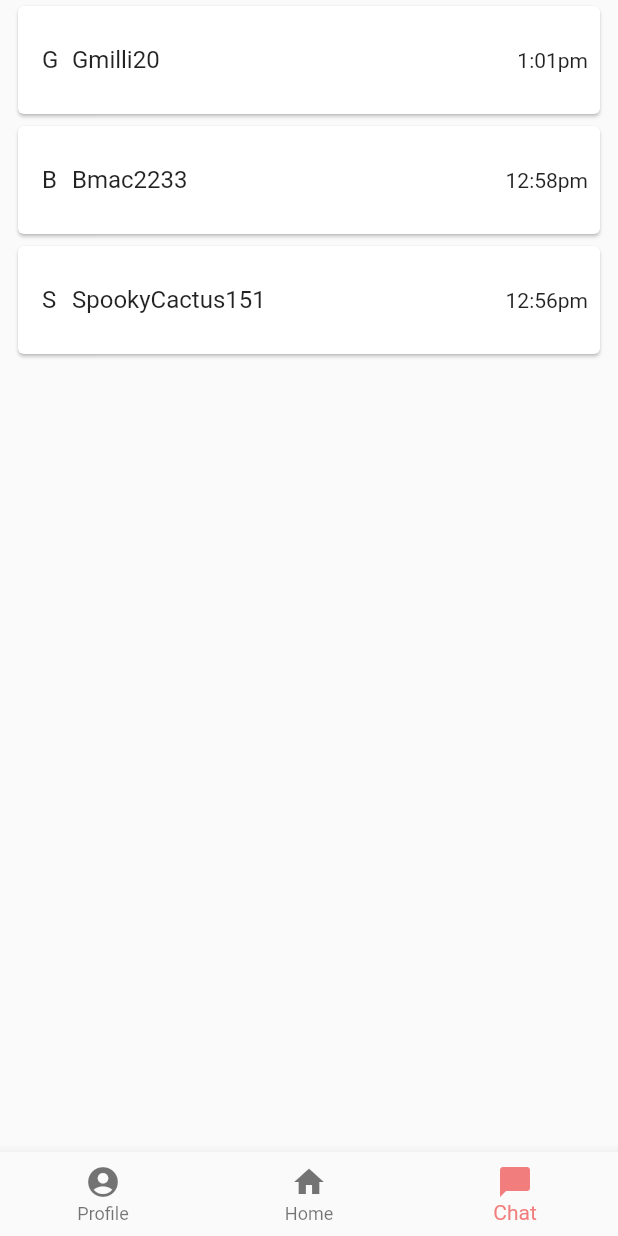
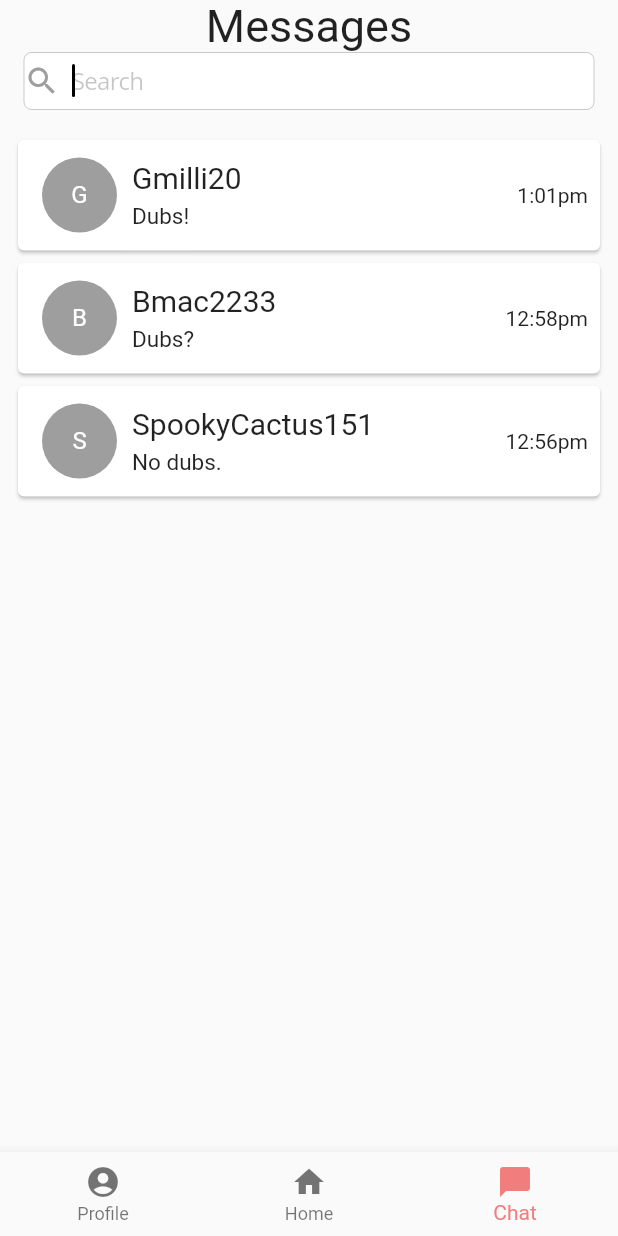
Before and after one commit to gmurr20/dubs_app, a Flutter app: the MainPageNavigationController screen opened directly with empty values, item 3 of the bottom bar chosen, on a phone screen of 412 x 824 dp. Run offline on Flutter 3.47's test engine with Material 2 defaults, Android fonts, the phone set to English and light mode, and no system bars; our stand-ins replace bloc, cloud_firestore, equatable, firebase_auth, flutter_bloc, flutter_svg and 3 more; missing offline and left inert: adobe_xd; accounts and stored records are empty; Roboto replaces fonts that are missing (Open Sans).

Commit message:
basic display of chat

```diff
--- a/lib/screen/chat/chat_page.dart
+++ b/lib/screen/chat/chat_page.dart
@@ -1,4 +1,5 @@
 import 'package:dubs_app/DesignSystem/dimensions.dart';
+import 'package:dubs_app/DesignSystem/texts.dart';
 import 'package:dubs_app/logger/log_printer.dart';
 import 'package:dubs_app/model/chat_search_result.dart';
 import 'package:dubs_app/model/user.dart';
@@ -24,6 +25,8 @@ class ChatPage extends StatefulWidget {
 class _ChatPageState extends State<ChatPage> {
   Logger _logger = getLogger("ChatPage");
 
+  TextEditingController _searchController = TextEditingController();
+
   User get _currentUser => widget.input.user;
 
   @override
@@ -41,6 +44,8 @@ class _ChatPageState extends State<ChatPage> {
     return false;
   }
 
+  void _search(String searchStr) {}
+
   @override
   Widget build(BuildContext context) {
     List<ChatSearchResult> chats = List<ChatSearchResult>();
@@ -49,6 +54,36 @@ class _ChatPageState extends State<ChatPage> {
     chats.add(
         ChatSearchResult("S", "SpookyCactus151", "No dubs.", "12:56pm", ""));
     return Column(children: [
+      Container(
+        alignment: Alignment.center,
+        child: Text(
+          "Messages",
+          style: TextStyle(fontSize: 30),
+        ),
+      ),
+      Container(
+        alignment: Alignment.topLeft,
+        padding: spacer.top.none + spacer.bottom.xs,
+        margin: spacer.left.xs + spacer.right.xs,
+        child: CupertinoTextField(
+            prefix: Icon(
+              Icons.search,
+              color: Colors.grey[500],
+            ),
+            prefixMode: OverlayVisibilityMode.always,
+            obscureText: false,
+            enableInteractiveSelection: true,
+            style: darkprimaryPRegular,
+            cursorColor: Colors.black,
+            placeholder: 'Search',
+            onSubmitted: _search,
+            autocorrect: true,
+            autofocus: true,
+            showCursor: true,
+            enableSuggestions: true,
+            padding: spacer.all.xxs,
+            controller: _searchController),
+      ),
       NotificationListener<ScrollNotification>(
         onNotification: _onScroll,
         child: ListView.builder(
@@ -64,14 +99,38 @@ class _ChatPageState extends State<ChatPage> {
                 child: Row(
                   children: [
                     Container(
-                        width: 20,
-                        height: 20,
+                      width: 50,
+                      height: 50,
+                      margin: EdgeInsets.only(right: 10),
                       decoration: BoxDecoration(
-                          shape: BoxShape.circle,
+                          shape: BoxShape.circle, color: Colors.grey),
+                      child: Align(
+                        alignment: Alignment.center,
+                        child: Text(
+                          chats[index].iconInitials,
+                          style: TextStyle(color: Colors.white),
                         ),
-                        child: Text(chats[index].iconInitials),
                       ),
-                      Text(chats[index].chatName)
+                    ),
+                    Column(
+                      crossAxisAlignment: CrossAxisAlignment.start,
+                      children: [
+                        Text(
+                          chats[index].chatName,
+                          style: TextStyle(fontSize: 20),
+                        ),
+                        Container(
+                          margin: EdgeInsets.only(top: 5),
+                          child: Align(
+                            alignment: Alignment.bottomRight,
+                            child: Text(
+                              chats[index].lastMessage,
+                              style: TextStyle(fontSize: 15),
+                            ),
+                          ),
+                        )
+                      ],
+                    )
                   ],
                 ),
               ),
@@ -80,8 +139,7 @@ class _ChatPageState extends State<ChatPage> {
                   spacer.bottom.xxs +
                   spacer.left.xs +
                   spacer.right.xxs,
-              ),
-            );
+            ));
           },
         ),
       ),
```
Lines whose indentation alone changed are shown as unchanged.
